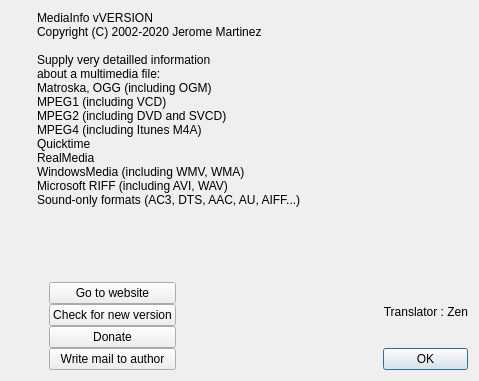
Before: the Qt Designer form Source/GUI/Qt/about.ui in MediaArea/MediaInfo, drawn with Qt 5.
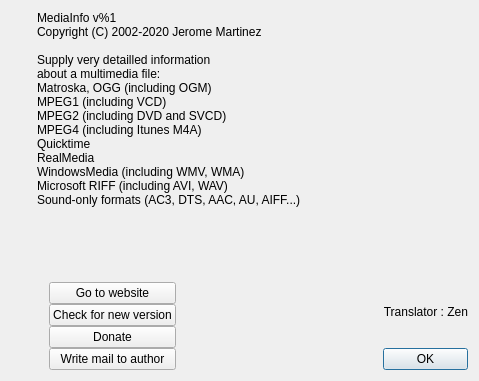
After: the same form once the commit is applied. Icons and pictures are not drawn.

Commit message: Qt GUI: don't pass app version to About dialog constructor

Diff of the .ui file:
```diff
--- a/Source/GUI/Qt/about.ui
+++ b/Source/GUI/Qt/about.ui
@@ -52,7 +52,7 @@
      <item>
       <widget class="QLabel" name="aboutText">
        <property name="text">
-        <string>MediaInfo vVERSION
+        <string>MediaInfo v%1
 Copyright (C) 2002-2020 Jerome Martinez
 
 Supply very detailled information
```
The commit also changes 3 other files.
